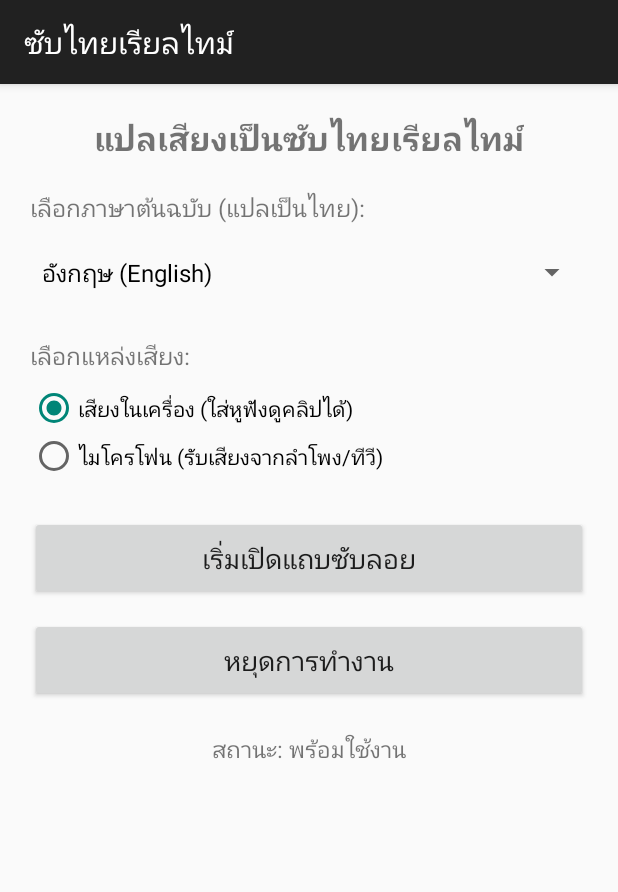
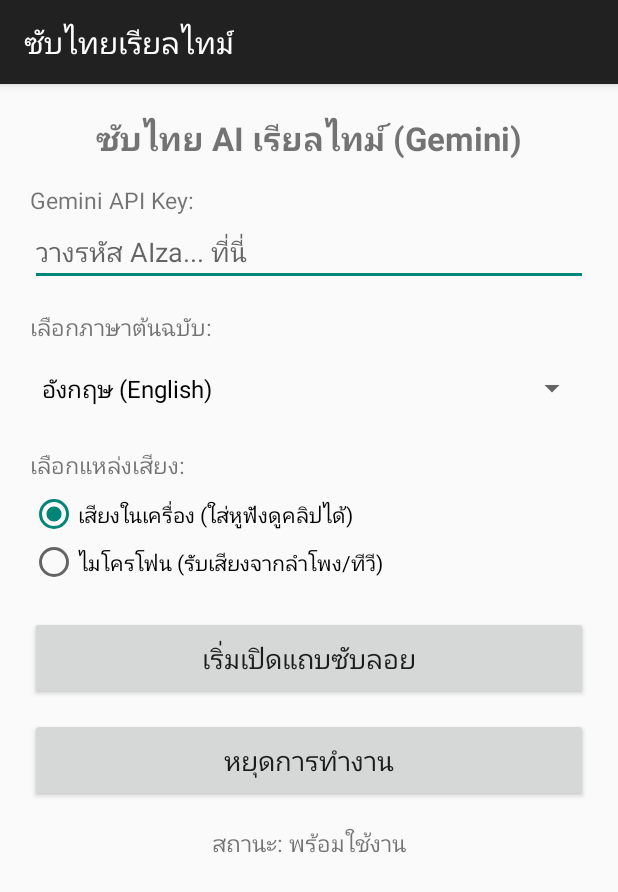
Before and after one commit to potterdk00-cloud/LiveAudioSubtitle, an Android app: the screen it shows after launch (MainActivity), on a phone screen of 412 x 824 dp. Shown: the top 892 px of the screen. Run offline under Robolectric (Android 15) with nearby library versions, the phone set to English and light mode, and no system bars.

Commit message:
Update activity_main.xml

```diff
--- a/app/src/main/res/layout/activity_main.xml
+++ b/app/src/main/res/layout/activity_main.xml
@@ -1,7 +1,11 @@
 <?xml version="1.0" encoding="utf-8"?>
-<LinearLayout xmlns:android="http://schemas.android.com/apk/res/android"
+<ScrollView xmlns:android="http://schemas.android.com/apk/res/android"
     android:layout_width="match_parent"
-    android:layout_height="match_parent"
+    android:layout_height="match_parent">
+
+    <LinearLayout
+        android:layout_width="match_parent"
+        android:layout_height="wrap_content"
         android:orientation="vertical"
         android:padding="20dp"
         android:gravity="center_horizontal">
@@ -9,36 +13,50 @@
         <TextView
             android:layout_width="wrap_content"
             android:layout_height="wrap_content"
-        android:text="แปลเสียงเป็นซับไทยเรียลไทม์"
+            android:text="ซับไทย AI เรียลไทม์ (Gemini)"
             android:textSize="22sp"
             android:textStyle="bold"
-        android:layout_marginBottom="20dp" />
+            android:layout_marginBottom="16dp" />
 
         <TextView
             android:layout_width="match_parent"
             android:layout_height="wrap_content"
-        android:text="เลือกภาษาต้นฉบับ (แปลเป็นไทย):"
-        android:textSize="16sp"
-        android:layout_marginBottom="8dp" />
+            android:text="Gemini API Key:"
+            android:textSize="15sp" />
+
+        <EditText
+            android:id="@+id/etApiKey"
+            android:layout_width="match_parent"
+            android:layout_height="wrap_content"
+            android:hint="วางรหัส AIza... ที่นี่"
+            android:inputType="textPassword"
+            android:layout_marginBottom="16dp" />
+
+        <TextView
+            android:layout_width="match_parent"
+            android:layout_height="wrap_content"
+            android:text="เลือกภาษาต้นฉบับ:"
+            android:textSize="15sp"
+            android:layout_marginBottom="6dp" />
 
         <Spinner
             android:id="@+id/spinnerLanguage"
             android:layout_width="match_parent"
             android:layout_height="48dp"
-        android:layout_marginBottom="20dp" />
+            android:layout_marginBottom="16dp" />
 
         <TextView
             android:layout_width="match_parent"
             android:layout_height="wrap_content"
             android:text="เลือกแหล่งเสียง:"
-        android:textSize="16sp"
-        android:layout_marginBottom="8dp" />
+            android:textSize="15sp"
+            android:layout_marginBottom="6dp" />
 
         <RadioGroup
             android:id="@+id/radioGroupMode"
             android:layout_width="match_parent"
             android:layout_height="wrap_content"
-        android:layout_marginBottom="24dp">
+            android:layout_marginBottom="20dp">
 
             <RadioButton
                 android:id="@+id/radioInternal"
@@ -68,7 +86,7 @@
             android:layout_height="56dp"
             android:text="หยุดการทำงาน"
             android:textSize="18sp"
-        android:layout_marginBottom="20dp" />
+            android:layout_marginBottom="16dp" />
 
         <TextView
             android:id="@+id/tvStatus"
@@ -79,3 +97,4 @@
             android:gravity="center" />
 
     </LinearLayout>
+</ScrollView>
```
Lines whose indentation alone changed are shown as unchanged.
